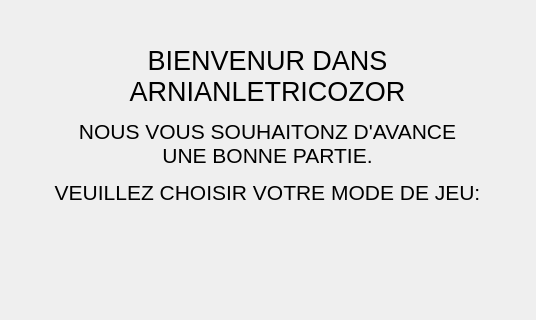
The window that introwindow.ui (karamandrew/Arnianletricozor) describes before a commit, drawn with Qt 5; both pictures show x 103 to 639 and y 0 to 320 of the 749 by 472 pixel window.
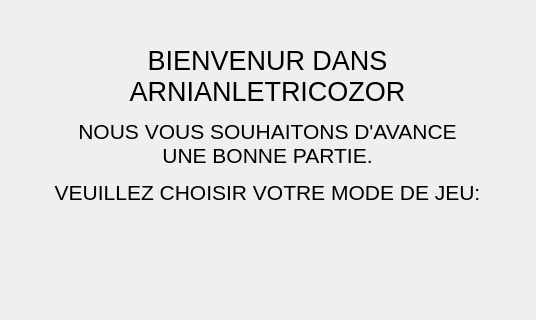
The same window after the commit.

Commit message: interface- gameplay bug :voir google docs(2)

```diff
--- a/introwindow.ui
+++ b/introwindow.ui
@@ -63,7 +63,7 @@
      </rect>
     </property>
     <property name="text">
-     <string>&lt;html&gt;&lt;head/&gt;&lt;body&gt;&lt;p align=&quot;center&quot;&gt;&lt;span style=&quot; font-size:20pt;&quot;&gt;BIENVENUR DANS&lt;br/&gt;ARNIANLETRICOZOR&lt;/span&gt;&lt;/p&gt;&lt;p align=&quot;center&quot;&gt;&lt;span style=&quot; font-size:16pt;&quot;&gt;NOUS VOUS SOUHAITONZ D'AVANCE &lt;br/&gt;UNE BONNE PARTIE.&lt;/span&gt;&lt;/p&gt;&lt;p align=&quot;center&quot;&gt;&lt;span style=&quot; font-size:16pt;&quot;&gt;VEUILLEZ CHOISIR VOTRE MODE DE JEU:&lt;/span&gt;&lt;/p&gt;&lt;/body&gt;&lt;/html&gt;</string>
+     <string>&lt;html&gt;&lt;head/&gt;&lt;body&gt;&lt;p align=&quot;center&quot;&gt;&lt;span style=&quot; font-size:20pt;&quot;&gt;BIENVENUR DANS&lt;br/&gt;ARNIANLETRICOZOR&lt;/span&gt;&lt;/p&gt;&lt;p align=&quot;center&quot;&gt;&lt;span style=&quot; font-size:16pt;&quot;&gt;NOUS VOUS SOUHAITONS D'AVANCE &lt;br/&gt;UNE BONNE PARTIE.&lt;/span&gt;&lt;/p&gt;&lt;p align=&quot;center&quot;&gt;&lt;span style=&quot; font-size:16pt;&quot;&gt;VEUILLEZ CHOISIR VOTRE MODE DE JEU:&lt;/span&gt;&lt;/p&gt;&lt;/body&gt;&lt;/html&gt;</string>
     </property>
    </widget>
    <widget class="QLabel" name="label_2">
```
The commit also changes 3 other files.
